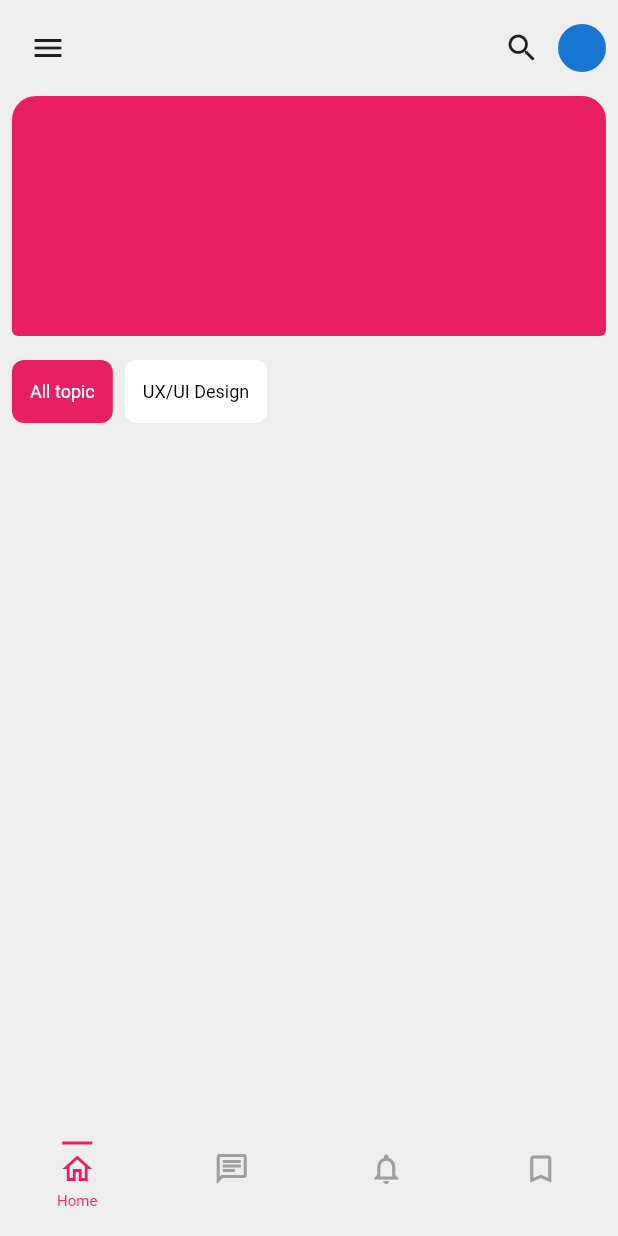
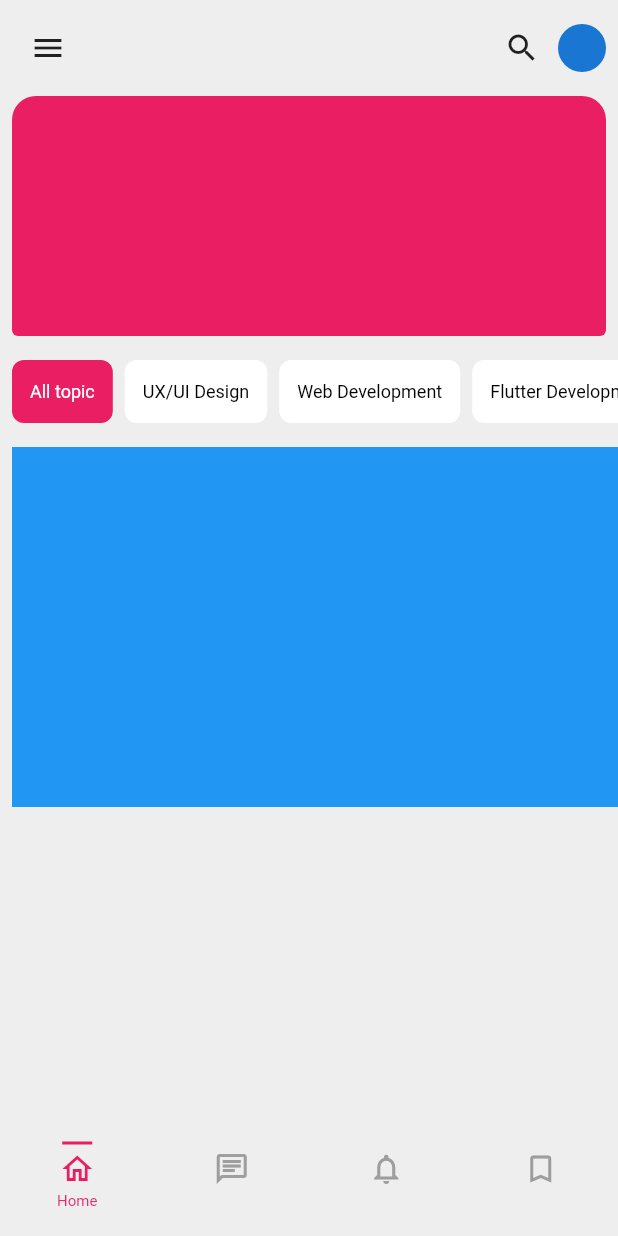
Before and after one commit to JAICHANGPARK/flutter_notebook_15th_story, a Flutter app: the screen it shows after launch, on a phone screen of 412 x 824 dp. Run offline on Flutter 3.47's test engine with Material 2 defaults, Android fonts, the light colour scheme and no system bars; our stand-ins replace badges, fl_chart, freezed_annotation, percent_indicator.

Commit message:
Update educational_home_page.dart

```diff
--- a/lib/ep938_educational_app/src/ui/educational_home_page.dart
+++ b/lib/ep938_educational_app/src/ui/educational_home_page.dart
@@ -10,6 +10,7 @@ class EducationalHomePage extends StatefulWidget {
 
 class _EducationalHomePageState extends State<EducationalHomePage> with TickerProviderStateMixin {
   ValueNotifier<int> _pageIndex = ValueNotifier(0);
+  ValueNotifier<int> _subTabIndex = ValueNotifier(0);
 
   @override
   Widget build(BuildContext context) {
@@ -79,13 +80,17 @@ class _EducationalHomePageState extends State<EducationalHomePage> with TickerPr
                                         ),
                                       ),
                                       Padding(
-                                        padding: const EdgeInsets.all(8.0),
+                                        padding: const EdgeInsets.fromLTRB(8, 8, 0, 8),
                                         child: SizedBox(
                                           height: 42,
                                           child: ListView(
                                             scrollDirection: Axis.horizontal,
                                             children: [
-                                              Padding(
+                                              GestureDetector(
+                                                onTap: (){
+                                                  _subTabIndex.value = 0;
+                                                },
+                                                child: Padding(
                                                   padding: const EdgeInsets.only(right: 8),
                                                   child: Container(
                                                     padding: EdgeInsets.symmetric(horizontal: 12),
@@ -98,7 +103,12 @@ class _EducationalHomePageState extends State<EducationalHomePage> with TickerPr
                                                     ),
                                                   ),
                                                 ),
-                                              Padding(
+                                              ),
+                                              GestureDetector(
+                                                onTap: (){
+                                                  _subTabIndex.value = 1;
+                                                },
+                                                child: Padding(
                                                   padding: const EdgeInsets.only(right: 8),
                                                   child: Container(
                                                     padding: EdgeInsets.symmetric(horizontal: 12),
@@ -114,7 +124,59 @@ class _EducationalHomePageState extends State<EducationalHomePage> with TickerPr
                                                     ),
                                                   ),
                                                 ),
+                                              ),
+                                              GestureDetector(
+                                                onTap: (){
+                                                  _subTabIndex.value = 2;
+                                                },
+                                                child: Padding(
+                                                  padding: const EdgeInsets.only(right: 8),
+                                                  child: Container(
+                                                    padding: EdgeInsets.symmetric(horizontal: 12),
+                                                    decoration: BoxDecoration(
+                                                      color: Colors.white,
+                                                      borderRadius: BorderRadius.circular(8),
+                                                    ),
+                                                    child: Center(
+                                                      child: Text(
+                                                        "Web Development",
+                                                        style: TextStyle(color: Colors.black, fontSize: 12),
+                                                      ),
+                                                    ),
+                                                  ),
+                                                ),
+                                              ),
+                                              GestureDetector(
+                                                onTap: (){
+                                                  _subTabIndex.value = 3;
+                                                },
+                                                child: Padding(
+                                                  padding: const EdgeInsets.only(right: 8),
+                                                  child: Container(
+                                                    padding: EdgeInsets.symmetric(horizontal: 12),
+                                                    decoration: BoxDecoration(
+                                                      color: Colors.white,
+                                                      borderRadius: BorderRadius.circular(8),
+                                                    ),
+                                                    child: Center(
+                                                      child: Text(
+                                                        "Flutter Development",
+                                                        style: TextStyle(color: Colors.black, fontSize: 12),
+                                                      ),
+                                                    ),
+                                                  ),
+                                                ),
+                                              ),
                                             ],
+                                          ),
+                                        ),
+                                      ),
+                                      Padding(
+                                        padding: const EdgeInsets.fromLTRB(8, 8, 0, 8),
+                                        child: SizedBox(
+                                          height: 240,
+                                          child: Container(
+                                            color: Colors.blue,
                                           ),
                                         ),
                                       )
```
Lines whose indentation alone changed are shown as unchanged.
